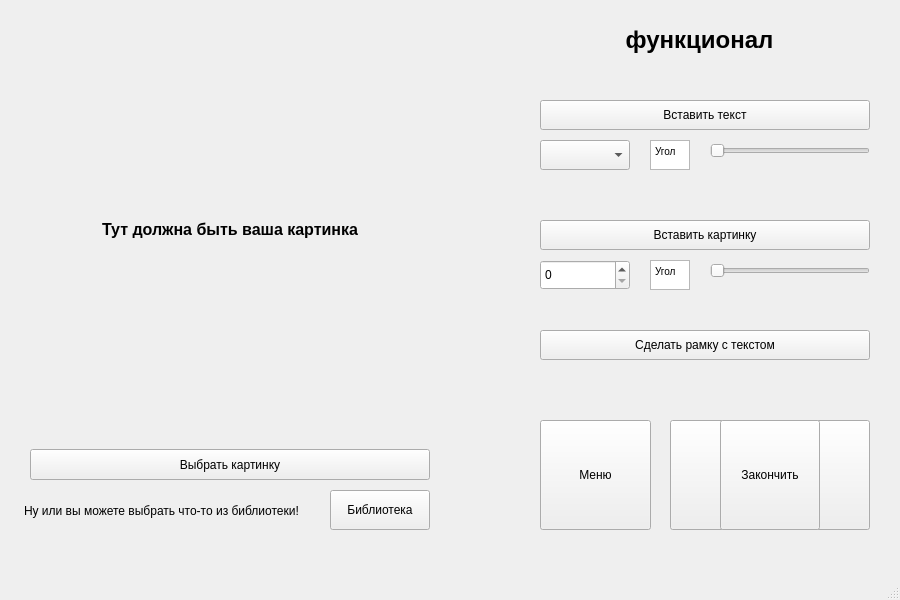
The window that osn.ui (KiraArensky/memcreator) describes before a commit, drawn with Qt 5.
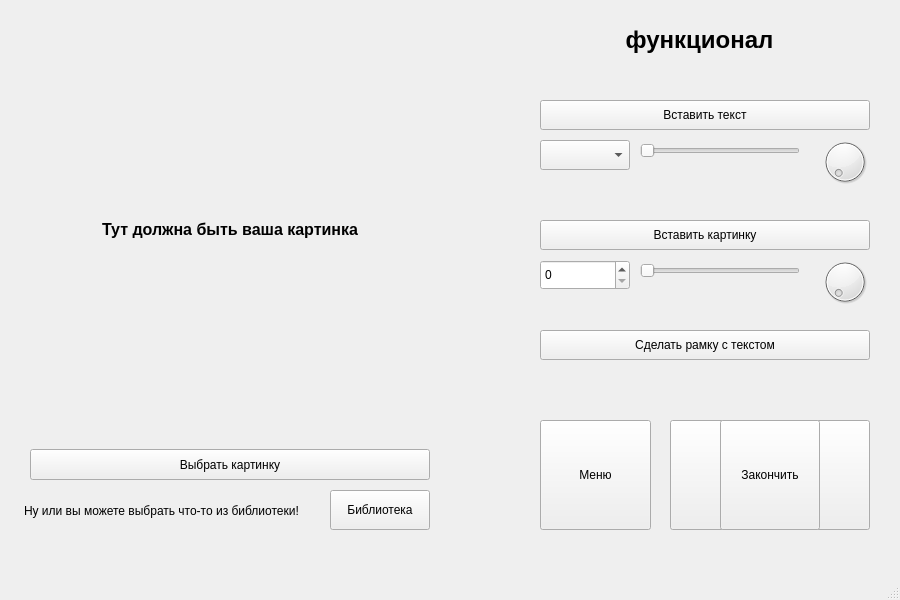
The same window after the commit.

Commit message: Поворот картинки (непрозрачный)

The edit to the form file:
```diff
--- a/osn.ui
+++ b/osn.ui
@@ -120,7 +120,7 @@
    <widget class="QSlider" name="povorot_2">
     <property name="geometry">
      <rect>
-      <x>710</x>
+      <x>640</x>
       <y>260</y>
       <width>160</width>
       <height>22</height>
@@ -130,44 +130,10 @@
      <enum>Qt::Horizontal</enum>
     </property>
    </widget>
-   <widget class="QTextBrowser" name="ugol_2">
+   <widget class="QSlider" name="razmer">
     <property name="geometry">
      <rect>
-      <x>650</x>
-      <y>260</y>
-      <width>40</width>
-      <height>30</height>
-     </rect>
-    </property>
-    <property name="html">
-     <string>&lt;!DOCTYPE HTML PUBLIC &quot;-//W3C//DTD HTML 4.0//EN&quot; &quot;http://www.w3.org/TR/REC-html40/strict.dtd&quot;&gt;
-&lt;html&gt;&lt;head&gt;&lt;meta name=&quot;qrichtext&quot; content=&quot;1&quot; /&gt;&lt;style type=&quot;text/css&quot;&gt;
-p, li { white-space: pre-wrap; }
-&lt;/style&gt;&lt;/head&gt;&lt;body style=&quot; font-family:'MS Shell Dlg 2'; font-size:7.8pt; font-weight:400; font-style:normal;&quot;&gt;
-&lt;p style=&quot; margin-top:0px; margin-bottom:0px; margin-left:0px; margin-right:0px; -qt-block-indent:0; text-indent:0px;&quot;&gt;Угол&lt;/p&gt;&lt;/body&gt;&lt;/html&gt;</string>
-    </property>
-   </widget>
-   <widget class="QTextBrowser" name="ugol">
-    <property name="geometry">
-     <rect>
-      <x>650</x>
-      <y>140</y>
-      <width>40</width>
-      <height>30</height>
-     </rect>
-    </property>
-    <property name="html">
-     <string>&lt;!DOCTYPE HTML PUBLIC &quot;-//W3C//DTD HTML 4.0//EN&quot; &quot;http://www.w3.org/TR/REC-html40/strict.dtd&quot;&gt;
-&lt;html&gt;&lt;head&gt;&lt;meta name=&quot;qrichtext&quot; content=&quot;1&quot; /&gt;&lt;style type=&quot;text/css&quot;&gt;
-p, li { white-space: pre-wrap; }
-&lt;/style&gt;&lt;/head&gt;&lt;body style=&quot; font-family:'MS Shell Dlg 2'; font-size:7.8pt; font-weight:400; font-style:normal;&quot;&gt;
-&lt;p style=&quot; margin-top:0px; margin-bottom:0px; margin-left:0px; margin-right:0px; -qt-block-indent:0; text-indent:0px;&quot;&gt;Угол&lt;/p&gt;&lt;/body&gt;&lt;/html&gt;</string>
-    </property>
-   </widget>
-   <widget class="QSlider" name="povorot">
-    <property name="geometry">
-     <rect>
-      <x>710</x>
+      <x>640</x>
       <y>140</y>
       <width>160</width>
       <height>22</height>
@@ -249,6 +215,32 @@
      </rect>
     </property>
    </widget>
+   <widget class="QDial" name="gradus">
+    <property name="geometry">
+     <rect>
+      <x>820</x>
+      <y>250</y>
+      <width>50</width>
+      <height>64</height>
+     </rect>
+    </property>
+    <property name="maximum">
+     <number>360</number>
+    </property>
+    <property name="orientation">
+     <enum>Qt::Horizontal</enum>
+    </property>
+   </widget>
+   <widget class="QDial" name="gradus_2">
+    <property name="geometry">
+     <rect>
+      <x>820</x>
+      <y>130</y>
+      <width>50</width>
+      <height>64</height>
+     </rect>
+    </property>
+   </widget>
   </widget>
   <widget class="QMenuBar" name="menubar">
    <property name="geometry">
```
Left out of the diff: 2 changed lines with no effect on the pictures. The commit also changes 1 other file.
